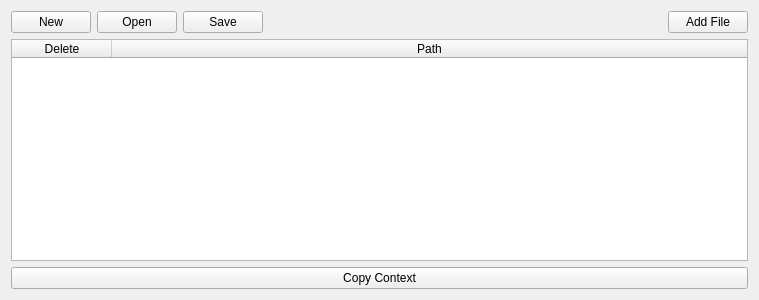
First picture: the form in ui/main.ui, repository offerrall/GPTContextCollector, before the edit.
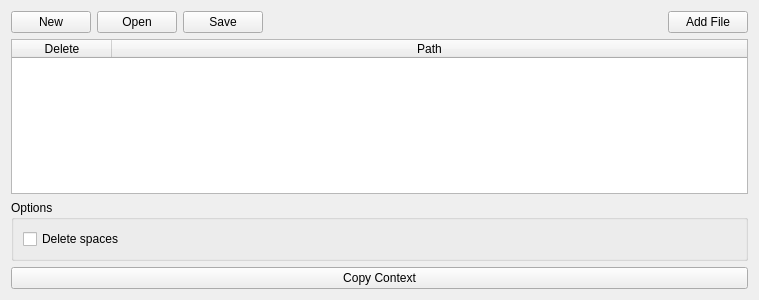
Second picture: the form after the edit.

Commit message: delete spaces add

```diff
--- a/ui/main.ui
+++ b/ui/main.ui
@@ -76,6 +76,22 @@
      </column>
     </widget>
    </item>
+   <item>
+    <widget class="QGroupBox" name="groupBox">
+     <property name="title">
+      <string>Options</string>
+     </property>
+     <layout class="QHBoxLayout" name="horizontalLayout_2">
+      <item>
+       <widget class="QCheckBox" name="ck_delete_spaces">
+        <property name="text">
+         <string>Delete spaces</string>
+        </property>
+       </widget>
+      </item>
+     </layout>
+    </widget>
+   </item>
    <item>
     <widget class="QPushButton" name="bt_copy">
      <property name="text">
```
The commit also changes 4 other files.
